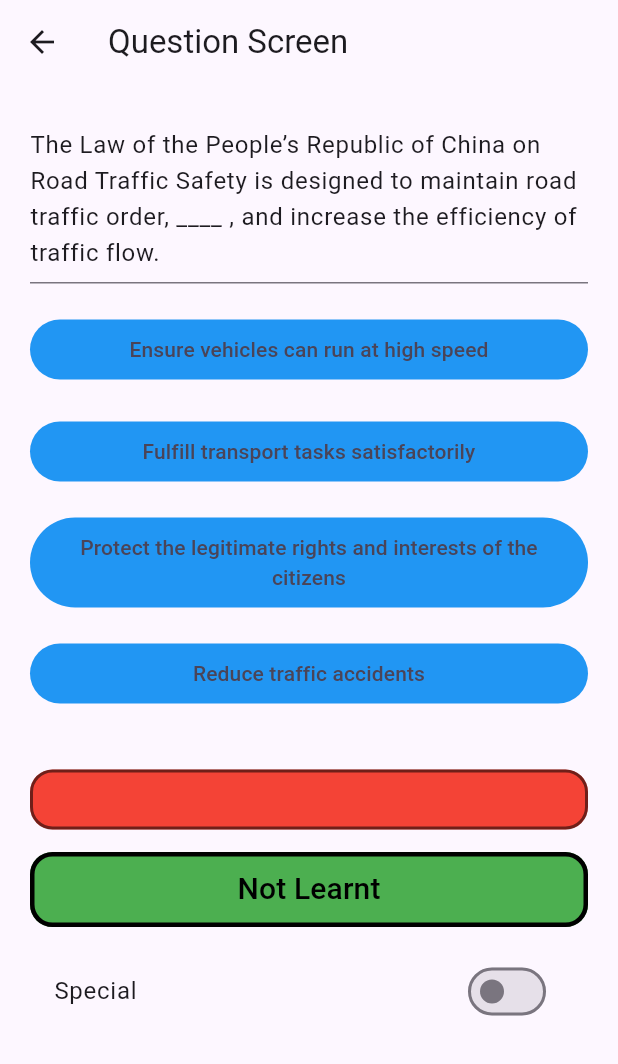
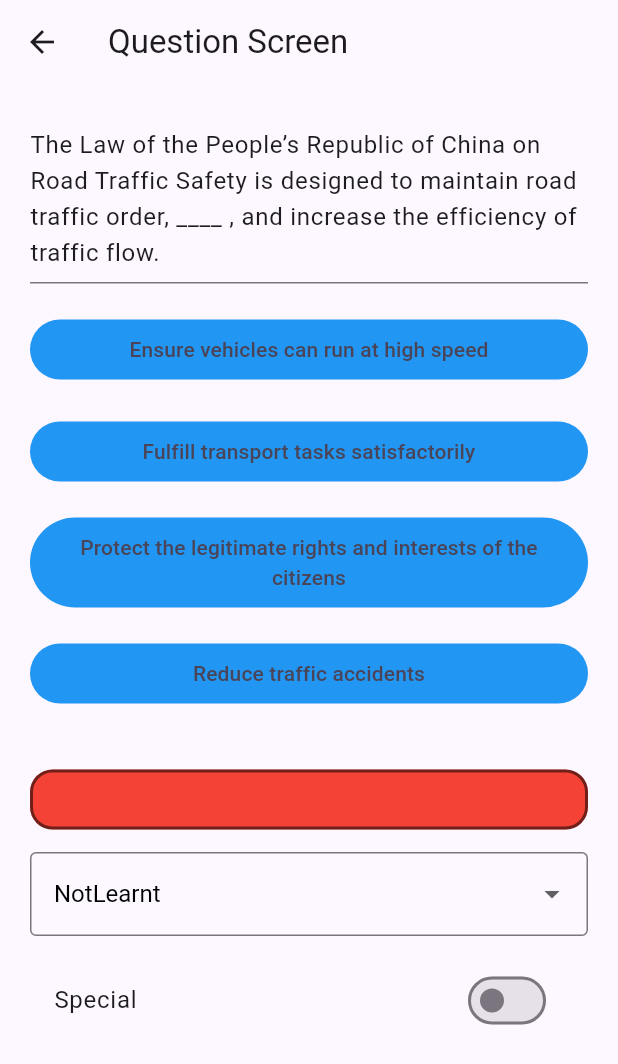
Before and after one commit to namdegnah5352/china_theory_test, a Flutter app: the QuestionSearch screen opened directly, after a tap on an icon or button, on a phone screen of 412 x 824 dp. Shown: the top 1064 px of the screen. Run offline on Flutter 3.47's test engine with Material 2 defaults, Android fonts, the phone set to English and light mode, and no system bars; our stand-ins replace audioplayers, photo_view, shared_preferences; accounts and stored records are empty.

Commit message:
Not learnt has 3 status, not learnt, learnt and stashed, so can change those learnt to stashed so they are not included in the test

```diff
--- a/lib/config/constants.dart
+++ b/lib/config/constants.dart
@@ -7,7 +7,9 @@ class AppConstants {
   //notLearnt
   static const notLearntKey = 'notLearntKey';
   static const notLearntStart = '{"notLearnt": []}';
-  static const notLeartCode = 'NL';
+  static const notLearnt = 'NotLearnt';
+  static const stashed = 'Stashed';
+  static const learnt = 'Learnt';
   //truth
   static const truthSettingsKey = 'truthSettingsKey';
   static const truthSettings = false;
--- a/lib/domain/entities/not_learnt.dart
+++ b/lib/domain/entities/not_learnt.dart
@@ -16,7 +16,7 @@ class NotLearnt {
     required this.code,
   });
   late final String id;
-  late final String code;
+  late String code;
 
   NotLearnt.fromJson(Map<String, dynamic> json) {
     id = json['id'];
@@ -32,17 +32,23 @@ class NotLearnt {
 }
 
 extension NotLearnts on List<NotLearnt> {
-  void addNotLearnt(String id) {
-    NotLearnt notLearnt = NotLearnt(id: id, code: AppConstants.notLeartCode);
-    add(notLearnt);
+  void changeStatus(String id, String status) {
+    NotLearnt toChange = firstWhere((element) => element.id == id);
+    toChange.code = status;
     save();
   }
 
-  void removeNotLearnt(String id) {
-    NotLearnt toRemove = firstWhere((element) => element.id == id);
-    remove(toRemove);
-    save();
-  }
+  // void addNotLearnt(String id) {
+  //   NotLearnt notLearnt = NotLearnt(id: id, code: AppConstants.notLeartCode);
+  //   add(notLearnt);
+  //   save();
+  // }
+
+  // void removeNotLearnt(String id) {
+  //   NotLearnt toRemove = firstWhere((element) => element.id == id);
+  //   remove(toRemove);
+  //   save();
+  // }
 
   void save() {
     String ans = '{"notLearnt": [';
@@ -72,4 +78,12 @@ extension NotLearnts on List<NotLearnt> {
     if (ans == null) return false;
     return true;
   }
+
+  NotLearnt? find(String id) {
+    NotLearnt? ans = firstWhereOrNull((element) => element.id == id);
+    if (ans == null) {
+      print('Not learn not found for id $id');
+    }
+    return ans;
+  }
 }
--- a/lib/domain/entities/question.dart
+++ b/lib/domain/entities/question.dart
@@ -69,7 +69,7 @@ class Question {
   Map<String, dynamic> getNotLearnt() {
     final data = <String, dynamic>{};
     data['"id"'] = '"$id"';
-    data['"code"'] = '"${AppConstants.notLeartCode}"';
+    data['"code"'] = '"${AppConstants.notLearnt}"';
     return data;
   }
 
--- a/lib/screens/question_screen.dart
+++ b/lib/screens/question_screen.dart
@@ -5,6 +5,7 @@ import '../config/navigation/global_nav.dart';
 import '../config/constants.dart';
 import 'package:audioplayers/audioplayers.dart';
 import '../domain/entities/special.dart';
+import '../config/text_styles.dart';
 
 GlobalNav globalNav = GlobalNav.instance;
 
@@ -22,8 +23,8 @@ class _QuestionScreenState extends State<QuestionScreen> {
   late bool truthSettings;
   late bool soundSettings;
   late bool specialSettings;
-  late bool notLearnt;
   final double volumeSetting = 0.05;
+  late String learntValue;
 
   @override
   void initState() {
@@ -32,7 +33,7 @@ class _QuestionScreenState extends State<QuestionScreen> {
     truthSettings = globalNav.sharedPreferences!.getBool(AppConstants.truthSettingsKey)!;
     soundSettings = globalNav.sharedPreferences!.getBool(AppConstants.soundsKey)!;
     specialSettings = widget.question.special != null;
-    notLearnt = globalNav.notLearts.isNotLearnt(widget.question.id);
+    learntValue = globalNav.notLearts.find(widget.question.id)!.code;
     super.initState();
   }
 
@@ -84,7 +85,7 @@ class _QuestionScreenState extends State<QuestionScreen> {
                     : const SizedBox(height: 1, width: 1),
               ),
               const SizedBox(height: 15),
-              getNextButton(),
+              getStatusDropdown(),
               const SizedBox(height: 15),
               getSpecial(),
             ],
@@ -190,40 +191,78 @@ class _QuestionScreenState extends State<QuestionScreen> {
     );
   }
 
-  // Widget getStatusDropdown() {}
-  Widget getNextButton() {
-    return SizedBox(
-      height: 50,
-      child: FilledButton.tonal(
-        onPressed: (notLearnt)
-            ? () {
-                setState(() {
-                  globalNav.notLearts.removeNotLearnt(widget.question.id);
-                  notLearnt = !notLearnt;
-                });
-              }
-            : () {
-                setState(() {
-                  globalNav.notLearts.addNotLearnt(widget.question.id);
-                  notLearnt = !notLearnt;
-                });
-              },
-        style: ButtonStyle(
-          padding: MaterialStateProperty.all<EdgeInsets>(const EdgeInsets.only(left: 20, right: 20, top: 10, bottom: 10)),
-          alignment: Alignment.center,
-          backgroundColor: MaterialStateProperty.all<Color>(notLearnt ? Colors.green : Colors.blueGrey),
-          shape: MaterialStateProperty.all(RoundedRectangleBorder(
-            borderRadius: BorderRadius.circular(15),
-            side: BorderSide(width: notLearnt ? 3 : 1),
-          )),
+  Widget getStatusDropdown() {
+    return LimitedBox(
+      maxWidth: 90,
+      maxHeight: 56,
+      child: DropdownButtonFormField<String>(
+        value: learntValue,
+        style: skillsBody,
+        decoration: const InputDecoration(
+          floatingLabelBehavior: FloatingLabelBehavior.auto,
+          border: OutlineInputBorder(),
         ),
-        child: Text(
-          notLearnt ? 'Not Learnt' : 'Learnt',
-          maxLines: 2,
-          textAlign: TextAlign.center,
-          style: notLearnt ? const TextStyle(color: Colors.black, fontSize: 20) : const TextStyle(color: Colors.white),
-        ),
+        items: quantities,
+        menuMaxHeight: 300,
+        onChanged: (value) {
+          learntValue = value!;
+          globalNav.notLearts.changeStatus(widget.question.id, learntValue);
+        },
       ),
     );
   }
+
+  // Widget getNextButton() {
+  //   return SizedBox(
+  //     height: 50,
+  //     child: FilledButton.tonal(
+  //       onPressed: (notLearnt)
+  //           ? () {
+  //               setState(() {
+  //                 globalNav.notLearts.removeNotLearnt(widget.question.id);
+  //                 notLearnt = !notLearnt;
+  //               });
+  //             }
+  //           : () {
+  //               setState(() {
+  //                 globalNav.notLearts.addNotLearnt(widget.question.id);
+  //                 notLearnt = !notLearnt;
+  //               });
+  //             },
+  //       style: ButtonStyle(
+  //         padding: MaterialStateProperty.all<EdgeInsets>(const EdgeInsets.only(left: 20, right: 20, top: 10, bottom: 10)),
+  //         alignment: Alignment.center,
+  //         backgroundColor: MaterialStateProperty.all<Color>(notLearnt ? Colors.green : Colors.blueGrey),
+  //         shape: MaterialStateProperty.all(RoundedRectangleBorder(
+  //           borderRadius: BorderRadius.circular(15),
+  //           side: BorderSide(width: notLearnt ? 3 : 1),
+  //         )),
+  //       ),
+  //       child: Text(
+  //         notLearnt ? 'Not Learnt' : 'Learnt',
+  //         maxLines: 2,
+  //         textAlign: TextAlign.center,
+  //         style: notLearnt ? const TextStyle(color: Colors.black, fontSize: 20) : const TextStyle(color: Colors.white),
+  //       ),
+  //     ),
+  //   );
+  // }
 }
+
+List<DropdownMenuItem<String>> get quantities {
+  List<DropdownMenuItem<String>> quantities = const [
+    DropdownMenuItem(
+      value: AppConstants.learnt,
+      child: Text(AppConstants.learnt),
+    ),
+    DropdownMenuItem(
+      value: AppConstants.notLearnt,
+      child: Text(AppConstants.notLearnt),
+    ),
+    DropdownMenuItem(
+      value: AppConstants.stashed,
+      child: Text(AppConstants.stashed),
+    ),
+  ];
+  return quantities;
+}
--- a/lib/widgets/serve_test_questions.dart
+++ b/lib/widgets/serve_test_questions.dart
@@ -35,7 +35,7 @@ class _ServeTestQuestionsState extends State<ServeTestQuestions> {
     if (value == question.answer) {
       testcalls.mark++;
     } else {
-      globalNav.notLearts.addNotLearnt(question.id);
+      globalNav.notLearts.changeStatus(question.id, AppConstants.notLearnt);
     }
   }
 
```
Also changed, not shown: pubspec.lock.
